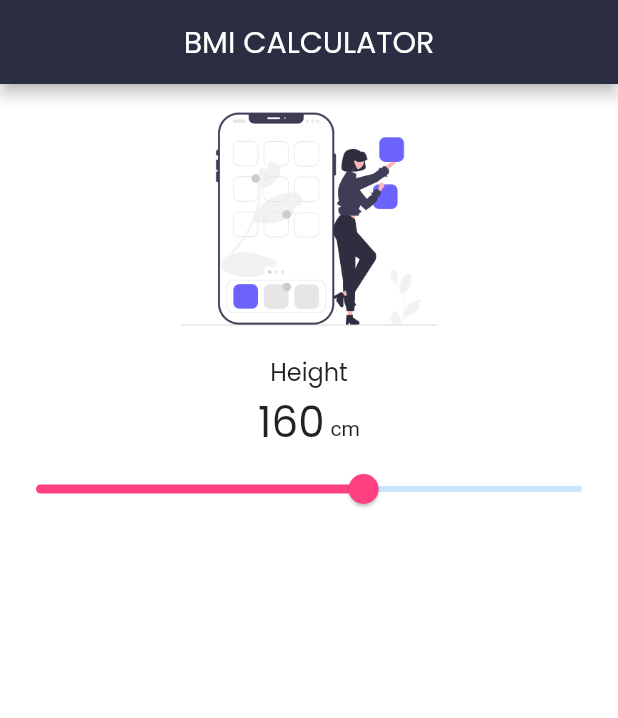
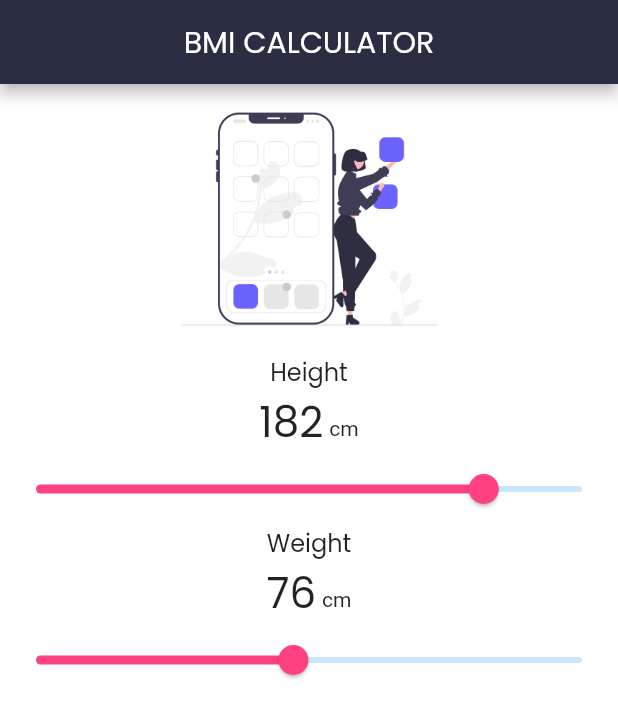
Before and after one commit to ehbarrionuevo/flutter_codigo_bmi, a Flutter app: the screen it shows after launch, on a phone screen of 412 x 824 dp. Shown: the top 718 px of the screen. Run offline on Flutter 3.47's test engine with Material 2 defaults, Android fonts, the phone set to English and light mode, and no system bars.

Commit message:
Weight Slider

```diff
--- a/lib/main.dart
+++ b/lib/main.dart
@@ -22,7 +22,8 @@ class HomePage extends StatefulWidget {
 }
 
 class _HomePageState extends State<HomePage> {
-  double valueSlider = 160.0;
+  double valueHeight = 182.0;
+  double valueWeight = 76.0;
 
   @override
   Widget build(BuildContext context) {
@@ -46,7 +47,7 @@ class _HomePageState extends State<HomePage> {
               'assets/images/image_bmi.png',
               height: 180.0,
             ),
-            Text(
+            const Text(
               "Height",
               style: TextStyle(
                 fontFamily: 'Poppins-Regular',
@@ -60,7 +61,7 @@ class _HomePageState extends State<HomePage> {
               children: [
                 Text(
                   // valueSlider.toInt().toString(),
-                  valueSlider.toStringAsFixed(0),
+                  valueHeight.toStringAsFixed(0),
                   style: const TextStyle(
                     fontSize: 28.0,
                     fontFamily: 'Poppins-Regular',
@@ -73,14 +74,52 @@ class _HomePageState extends State<HomePage> {
               ],
             ),
             Slider(
-              value: valueSlider,
+              value: valueHeight,
               min: 100.0,
               max: 200.0,
               activeColor: Colors.pinkAccent,
               // label: valueSlider.toInt().toString(),
               // divisions: 10,
               onChanged: (double mandarina) {
-                valueSlider = mandarina;
+                valueHeight = mandarina;
+                setState(() {});
+              },
+            ),
+            const Text(
+              "Weight",
+              style: TextStyle(
+                fontFamily: 'Poppins-Regular',
+                fontSize: 16.0,
+              ),
+            ),
+            Row(
+              mainAxisAlignment: MainAxisAlignment.center,
+              crossAxisAlignment: CrossAxisAlignment.baseline,
+              textBaseline: TextBaseline.alphabetic,
+              children: [
+                Text(
+                  // valueSlider.toInt().toString(),
+                  valueWeight.toStringAsFixed(0),
+                  style: const TextStyle(
+                    fontSize: 28.0,
+                    fontFamily: 'Poppins-Regular',
+                  ),
+                ),
+                const SizedBox(
+                  width: 4.0,
+                ),
+                const Text("cm"),
+              ],
+            ),
+            Slider(
+              value: valueWeight,
+              min: 10.0,
+              max: 150.0,
+              activeColor: Colors.pinkAccent,
+              // label: valueSlider.toInt().toString(),
+              // divisions: 10,
+              onChanged: (double mandarina) {
+                valueWeight = mandarina;
                 setState(() {});
               },
             ),
```
